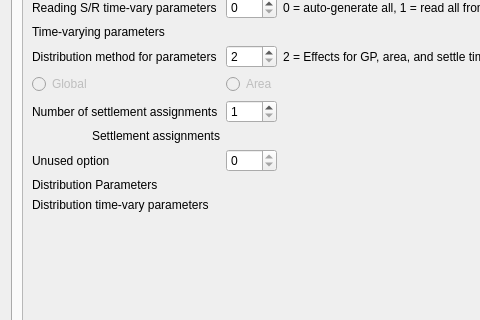
Before: the Qt Designer form src/population_widget.ui in nmfs-ost/ss3-ssi, drawn with Qt 5; both pictures show x 0 to 480 and y 138 to 458 of the 1154 by 577 pixel window.
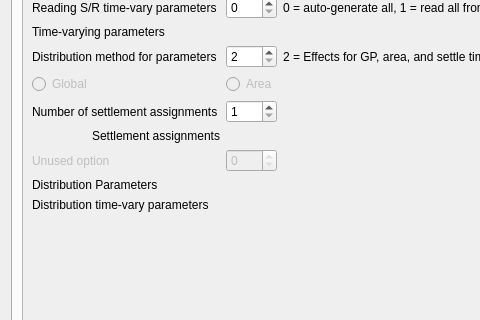
After: the same form once the commit is applied. The open tabs and pages were chosen to show the change. Icons and pictures are not drawn.

What changed in the file:
```diff
--- a/src/population_widget.ui
+++ b/src/population_widget.ui
@@ -2103,7 +2103,7 @@
             <x>0</x>
             <y>0</y>
             <width>1110</width>
-            <height>445</height>
+            <height>441</height>
            </rect>
           </property>
           <layout class="QVBoxLayout" name="verticalLayout_10">
@@ -2111,6 +2111,9 @@
             <layout class="QGridLayout" name="gridLayout_recruitment">
              <item row="15" column="1">
               <widget class="QSpinBox" name="spinBox_recr_unused">
+               <property name="enabled">
+                <bool>false</bool>
+               </property>
                <property name="readOnly">
                 <bool>true</bool>
                </property>
@@ -2342,6 +2345,9 @@
              </item>
              <item row="15" column="0">
               <widget class="QLabel" name="label_recr_unused">
+               <property name="enabled">
+                <bool>false</bool>
+               </property>
                <property name="text">
                 <string>Unused option</string>
                </property>
```
Left out of the diff: 26 changed lines with no effect on the pictures.
